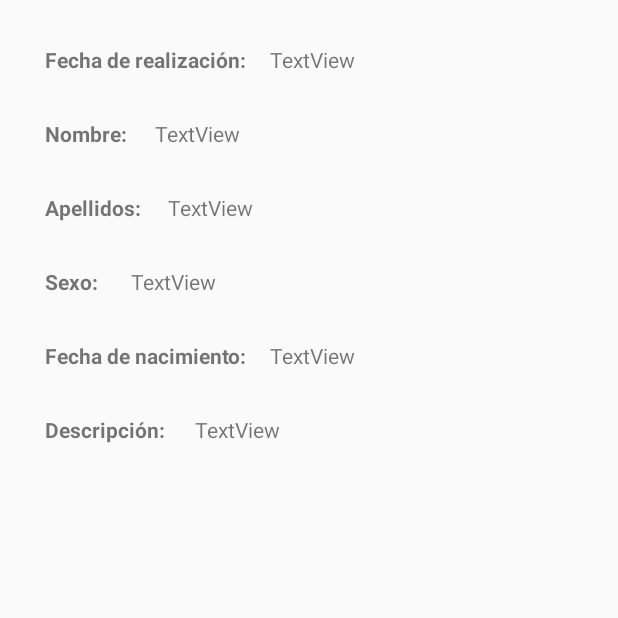
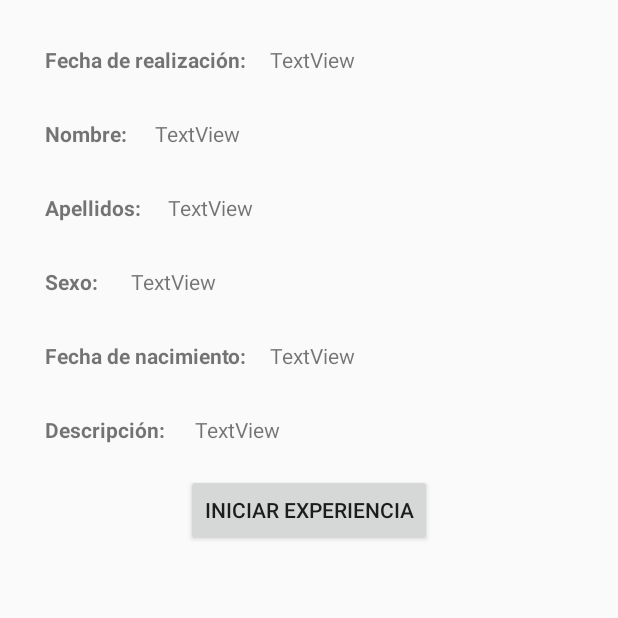
Before and after one commit to Furacin/BitalinoGSR, an Android app: the InfoExperiencia screen opened directly, with no data from a screen before it, on a phone screen of 412 x 824 dp, the top half of it. Run offline under Robolectric (Android 15) with nearby library versions, the phone set to English and light mode, and no system bars; our stand-ins replace Firebase (no records; nobody signed in at launch, a user with empty details on screens opened directly); 1 statement that could not run was skipped.

Commit message:
Nueva funcionalidad a la hora de Iniciar una experiencia de usuario
Ahora se inicia desde la vista en la que aparecen los datos de usuario

```diff
--- a/app/src/main/java/com/furazin/android/mbandgsr/InfoExperiencia.java
+++ b/app/src/main/java/com/furazin/android/mbandgsr/InfoExperiencia.java
@@ -1,7 +1,10 @@
 package com.furazin.android.mbandgsr;
 
+import android.content.Intent;
 import android.os.Bundle;
 import android.support.v7.app.AppCompatActivity;
+import android.view.View;
+import android.widget.Button;
 import android.widget.TextView;
 
 import com.furazin.android.mbandgsr.FirebaseBD.Experiencia;
@@ -21,6 +24,7 @@ public class InfoExperiencia extends AppCompatActivity {
     String id_usuario;
     String EMAIL_USUARIO = MainActivity.EMAIL_USUARIO;
     TextView fecha, nombre, apellidos, sexo, fecha_nacimiento, descripcion;
+    Button btnStartExperiencia;
 
     @Override
     protected void onCreate(Bundle savedInstanceState) {
@@ -33,6 +37,7 @@ public class InfoExperiencia extends AppCompatActivity {
         sexo = (TextView) findViewById(R.id.sexo);
         fecha_nacimiento = (TextView) findViewById(R.id.fecha_nacimiento);
         descripcion = (TextView) findViewById(R.id.descripcion);
+        btnStartExperiencia = (Button) findViewById(R.id.btnStartExperiencia);
 
         id_usuario = getIntent().getExtras().getString("id_usuario");
         FirebaseDatabase database = FirebaseDatabase.getInstance();
@@ -48,7 +53,7 @@ public class InfoExperiencia extends AppCompatActivity {
                     if (user.getEmail().equals(EMAIL_USUARIO)) {
                         // Obtenemos la key del usuario logueado
                         user_key = snapshot.getKey();
-                        myRef.child(user_key).child("Experiencias").child(UsuariosExperiencia.id_experiencia).child(id_usuario).addValueEventListener(new ValueEventListener() {
+                        myRef.child(user_key).child("Experiencias").child(UsuariosExperiencia.NOMBRE_EXPERIENCIA).child(id_usuario).addValueEventListener(new ValueEventListener() {
                             @Override
                             public void onDataChange(DataSnapshot dataSnapshot) {
                                 Experiencia e = dataSnapshot.getValue(Experiencia.class);
@@ -77,5 +82,15 @@ public class InfoExperiencia extends AppCompatActivity {
             }
         });
 
+        btnStartExperiencia.setOnClickListener(new View.OnClickListener() {
+            @Override
+            public void onClick(View view) {
+                    Intent i = new Intent(getApplicationContext(), DatosGSR.class);
+                    i.putExtra("id_usuario",id_usuario);
+                    startActivity(i);
+                    finish();
+            }
+        });
+
     }
 }
--- a/app/src/main/java/com/furazin/android/mbandgsr/NuevaExperiencia.java
+++ b/app/src/main/java/com/furazin/android/mbandgsr/NuevaExperiencia.java
@@ -282,7 +282,7 @@ public class NuevaExperiencia extends AppCompatActivity {
     @Override
     protected void onDestroy() {
         super.onDestroy();
-        myRef.removeEventListener(referenceListener);
+        //myRef.removeEventListener(referenceListener);
         finish();
     }
 
--- a/app/src/main/res/layout/activity_experiencia.xml
+++ b/app/src/main/res/layout/activity_experiencia.xml
@@ -116,4 +116,12 @@
         android:textStyle="bold"
         />
 
+    <Button
+        android:layout_width="wrap_content"
+        android:layout_height="wrap_content"
+        android:layout_below="@+id/textView6"
+        android:id="@+id/btnStartExperiencia"
+        android:layout_centerHorizontal="true"
+        android:layout_marginTop="20dp"
+        android:text="Iniciar Experiencia"/>
 </RelativeLayout>
```
Also changed, not shown: app/src/main/java/com/furazin/android/mbandgsr/DatosGSR.java (+15 -16 lines), app/src/main/java/com/furazin/android/mbandgsr/UsuariosExperiencia.java (+3 -4 lines).
